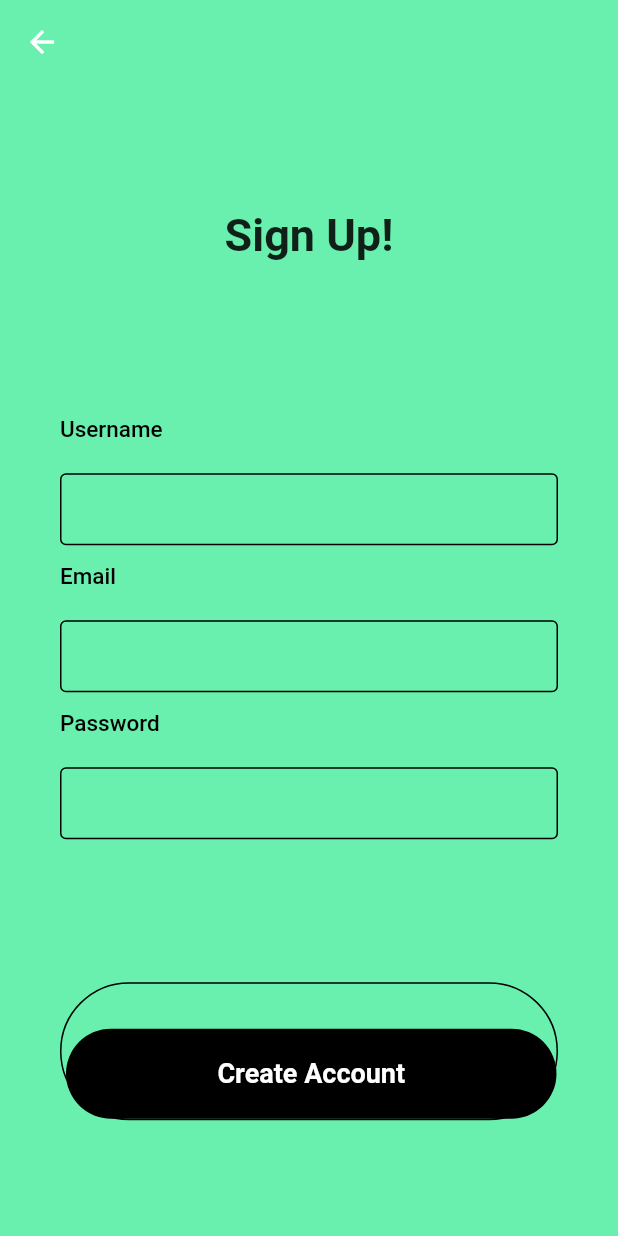
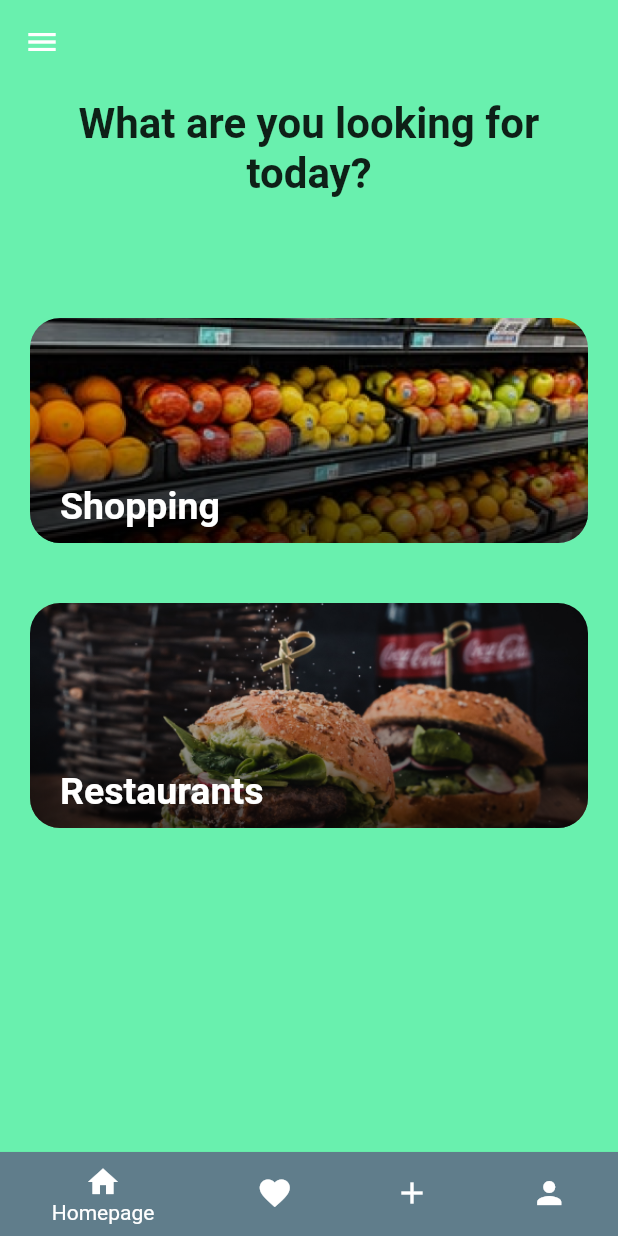
Before and after one commit to Fiffy-dot/mini-project-1, a Flutter app: the SignUpPage screen opened directly, after a tap on "Create Account", on a phone screen of 412 x 824 dp. Run offline on Flutter 3.47's test engine with Material 2 defaults, Android fonts, the phone set to English and light mode, and no system bars.

Commit message:
screen 4 + 5

```diff
--- /dev/null
+++ b/mpd/lib/helpers/utils.dart
@@ -0,0 +1,22 @@
+import 'package:flutter/material.dart';
+import 'package:mpd/models/category.dart';
+
+class Utils {
+
+  static List<Category> getCategories(){
+    return [
+      Category(
+        color: Colors.transparent,
+        name: "Shopping",
+        imgName: "groceries",
+        subCategories: []
+      ),
+      Category(
+          color: Colors.transparent,
+          name: "Restaurants",
+          imgName: "restaurant",
+          subCategories: []
+      )
+    ];
+  }
+}
--- /dev/null
+++ b/mpd/lib/home.dart
@@ -0,0 +1,131 @@
+import 'dart:ui';
+
+import 'package:flutter/material.dart';
+import 'package:mpd/models/category.dart';
+import 'package:mpd/shopCategories.dart';
+
+import 'helpers/utils.dart';
+
+class Home extends StatelessWidget {
+  List<Category> categories = Utils.getCategories();
+  @override
+  Widget build(BuildContext context) {
+    return Scaffold(
+        backgroundColor: Colors.greenAccent,
+        bottomNavigationBar: BottomNavigationBar(
+          elevation: 1,
+          items: const <BottomNavigationBarItem>[
+            BottomNavigationBarItem(
+              icon: Icon(Icons.home),
+              label: 'Homepage',
+              backgroundColor: Colors.blueGrey,
+            ),
+            BottomNavigationBarItem(
+              icon: Icon(Icons.favorite),
+              label: 'Likes',
+            ),
+            BottomNavigationBarItem(
+              icon: Icon(Icons.add),
+              label: 'New Sugg.',
+            ),
+            BottomNavigationBarItem(
+              icon: Icon(Icons.person),
+              label: 'Profile',
+            ),
+          ],
+        ),
+        drawer: Drawer(),
+        appBar: AppBar(
+          elevation: 0,
+          backgroundColor: Colors.greenAccent,
+        ),
+        body: Container(
+          child: Column(
+            crossAxisAlignment: CrossAxisAlignment.stretch,
+            children: [
+              const Padding(
+                padding: EdgeInsets.all(10),
+                child: Text(
+                  'What are you looking for today?',
+                  textAlign: TextAlign.center,
+                  style: TextStyle(fontSize: 28, fontWeight: FontWeight.bold),
+                ),
+              ),
+              const SizedBox(
+                height: 50,
+              ),
+              Expanded(
+                child: ListView.builder(
+                  itemCount: categories.length,
+                  itemBuilder: (BuildContext ctx, int index) {
+                    return GestureDetector(
+                      onTap: (){
+                        Navigator.push(
+                          context,
+                          MaterialPageRoute(
+                            builder: (context) => shopCategories()
+                          )
+                        );
+                      },
+                        child: Container(
+                          margin: const EdgeInsets.all(20),
+                          height: 150,
+                          child: Stack(
+                            children: [
+                              Positioned.fill(
+                                  child: ClipRRect(
+                                      borderRadius: BorderRadius.circular(20),
+                                      child: Image.asset(
+                                          'images/' +
+                                              categories[index].imgName +
+                                              '.png',
+                                          fit: BoxFit.cover)
+                                  )
+                              ),
+                              Positioned(
+                                bottom: 0,
+                                left: 0,
+                                right: 0,
+                                child: Container(
+                                  height: 120,
+                                  decoration: BoxDecoration(
+                                      borderRadius: const BorderRadius.only(
+                                          bottomLeft: Radius.circular(20),
+                                          bottomRight: Radius.circular(20)),
+                                      gradient: LinearGradient(
+                                          begin: Alignment.bottomCenter,
+                                          end: Alignment.topCenter,
+                                          colors: [
+                                            Colors.black.withOpacity(0.7),
+                                            Colors.transparent
+                                          ])),
+                                ),
+                              ),
+                              Positioned(
+                                  bottom: 0,
+                                  child: Padding(
+                                      padding: const EdgeInsets.all(10),
+                                      child: Row(children: [
+                                        const SizedBox(width: 10),
+                                        Text(
+                                          categories[index].name,
+                                          textAlign: TextAlign.center,
+                                          style: const TextStyle(
+                                            color: Colors.white,
+                                            fontWeight: FontWeight.bold,
+                                            fontSize: 25,
+                                          ),
+                                        )
+                                      ])))
+                            ],
+                          ),
+                        ),
+                    );
+                  },
+                ),
+              )
+            ],
+          ),
+        ));
+  }
+}
--- a/mpd/lib/main.dart
+++ b/mpd/lib/main.dart
@@ -44,7 +44,7 @@ class HomePage extends StatelessWidget {
                 height: MediaQuery.of(context).size.height/3,
                 decoration: BoxDecoration (
                   image: DecorationImage(
-                    image: AssetImage("/images/firstPage.png")
+                    image: AssetImage("images/firstPage.png")
                   )
                 ),
               ),
--- /dev/null
+++ b/mpd/lib/models/category.dart
@@ -0,0 +1,17 @@
+import 'dart:ui';
+
+class Category {
+  String name;
+  Color color;
+  String imgName;
+  List<Category>? subCategories;
+
+  Category(
+      {
+        required this.name,
+        required this.color,
+        required this.imgName,
+        this.subCategories
+      }
+      );
+}
--- a/mpd/lib/signup.dart
+++ b/mpd/lib/signup.dart
@@ -3,6 +3,7 @@
 import 'dart:ui';
 
 import 'package:flutter/material.dart';
+import 'package:mpd/home.dart';
 
 class SignUpPage extends StatelessWidget {
 
@@ -44,7 +45,7 @@ class SignUpPage extends StatelessWidget {
                 ],
               ),
               Container(
-                padding: EdgeInsets.only(top: 30, left: 3),
+                padding: EdgeInsets.only(top: 0, left: 0),
                 decoration: BoxDecoration(
                     borderRadius: BorderRadius.circular(50),
                     border: Border(
@@ -57,7 +58,9 @@ class SignUpPage extends StatelessWidget {
                 child: MaterialButton(
                     minWidth: double.infinity,
                     height: 60,
-                    onPressed: () {},
+                    onPressed: () {
+                      Navigator.push(context, MaterialPageRoute(builder : (context) => Home()));
+                    },
                     color: Colors.black,
                     elevation: 0,
                     shape: RoundedRectangleBorder(
```
Also changed, not shown: mpd/lib/helpers/utils2.dart (added, +28 -0 lines), mpd/lib/login.dart (+5 -2 lines), mpd/lib/shopCategories.dart (added, +133 -0 lines), mpd/pubspec.yaml (+6 -1 lines), mpd/images/Clothing.png (added), mpd/images/SuperMarket.png (added), mpd/images/Supplies.png (added), mpd/images/groceries.png (added), mpd/images/restaurant.png (added).
